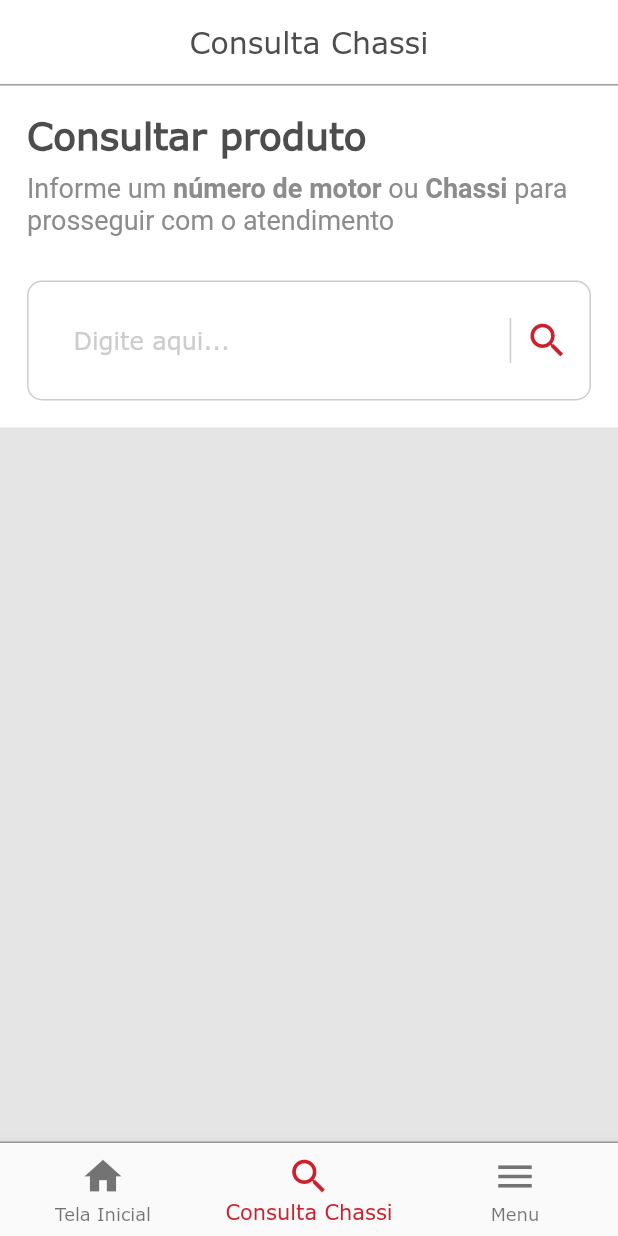
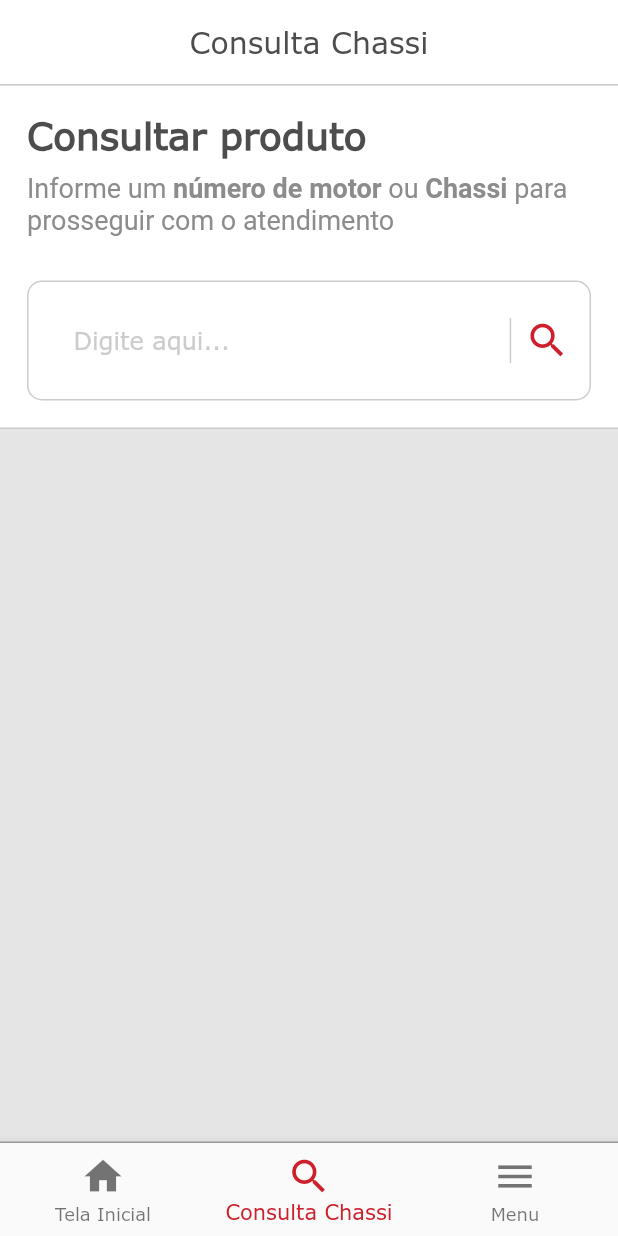
Before and after one commit to pedrocurzel/Desafio-Agrale, a Flutter app: the screen it shows after launch, item 2 of the bottom bar chosen, on a phone screen of 412 x 824 dp. Run offline on Flutter 3.47's test engine with Material 2 defaults, Android fonts, the phone set to English and light mode, and no system bars.

```diff
--- a/lib/Screens/Chassi/consulta_chassi_screen.dart
+++ b/lib/Screens/Chassi/consulta_chassi_screen.dart
@@ -33,7 +33,15 @@ class _ConsultaChassiScreenState extends State<ConsultaChassiScreen> {
       child: Column(
         children: [
           Container(
-            color: Colors.white,
+            decoration: BoxDecoration(
+              color: Colors.white,
+              border: Border(
+                bottom: BorderSide(
+                  color: Color(lightGrey),
+                  width: 1
+                )
+              )
+            ),
             padding: const EdgeInsets.all(18.0),
             child: Column(
               children: [
--- a/lib/Screens/Home/home_page.dart
+++ b/lib/Screens/Home/home_page.dart
@@ -64,7 +64,7 @@ class _HomePageState extends State<HomePage> with TickerProviderStateMixin {
             child: Container(
               decoration: BoxDecoration(
                   border:
-                      Border(bottom: BorderSide(width: 1, color: Colors.grey))),
+                      Border(bottom: BorderSide(width: 1, color: Color(lightGrey)))),
             ),
           ),
         ),
--- a/lib/Screens/Home/home_screen.dart
+++ b/lib/Screens/Home/home_screen.dart
@@ -73,10 +73,7 @@ class _HomeScreenState extends State<HomeScreen> {
                     borderRadius: BorderRadius.circular(15)),
                 color: Color(baseRed),
                 child: InkWell(
-                  onTap: () {
-                    Navigator.of(context).push(
-                        MaterialPageRoute(builder: (context) => MenuScreen()));
-                  },
+                  onTap: () {},
                   child: Column(
                     mainAxisAlignment: MainAxisAlignment.spaceEvenly,
                     crossAxisAlignment: CrossAxisAlignment.center,
```
Also changed, not shown: lib/widgets/produto_actions.dart (+18 -1 lines).
